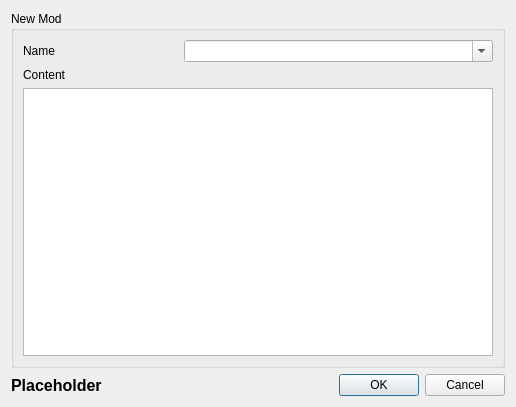
Qt form plugins/installer_manual/src/installdialog.ui (Holt59/mo2-merge) before a commit.
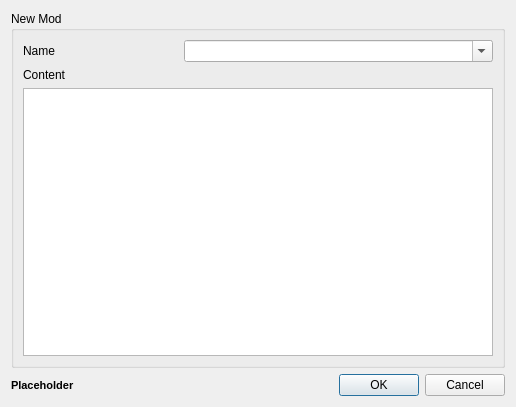
The same form after that commit. Custom widgets are drawn as their Qt base class.

Commit message: [installer_manual] Update feedback about data validity for users.

The edit to the form file:
```diff
--- a/plugins/installer_manual/src/installdialog.ui
+++ b/plugins/installer_manual/src/installdialog.ui
@@ -109,7 +109,7 @@
       <widget class="QLabel" name="problemLabel">
        <property name="font">
         <font>
-         <pointsize>12</pointsize>
+         <pointsize>8</pointsize>
          <weight>75</weight>
          <bold>true</bold>
         </font>
```
The commit also changes 1 other file.
